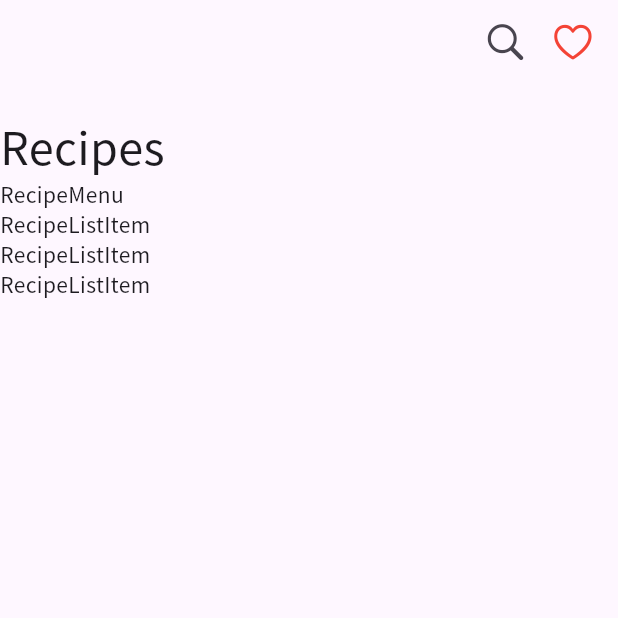
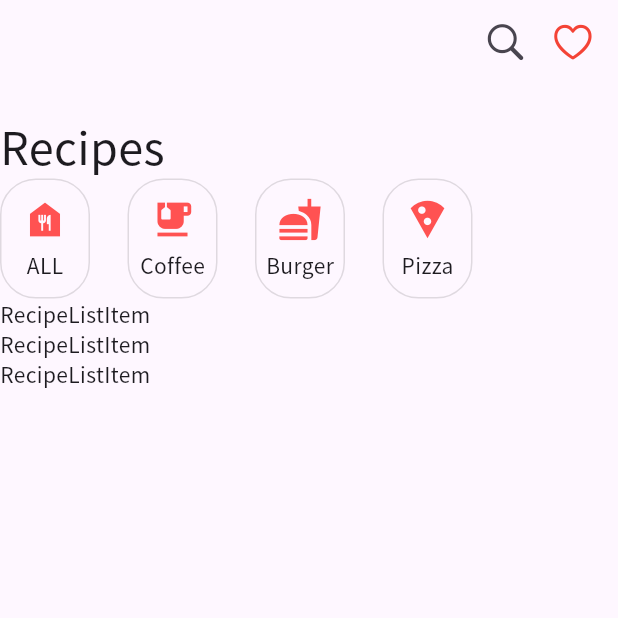
Before and after one commit to hippieperm/flutter_recipe_app, a Flutter app: the screen it shows after launch, on a phone screen of 412 x 824 dp, the top half of it. Run offline on Flutter 3.47's test engine with Material 3 defaults, Android fonts, the phone set to English and light mode, and no system bars.

Commit message:
레시피 메뉴 위젯 수정: RecipeMenu 클래스의 레이아웃을 변경하여 메뉴 아이템을 가로로 나열하고, 각 아이템에 아이콘과 텍스트를 추가함

```diff
--- a/lib/recipe_menu.dart
+++ b/lib/recipe_menu.dart
@@ -5,6 +5,39 @@ class RecipeMenu extends StatelessWidget {
 
   @override
   Widget build(BuildContext context) {
-    return Text('RecipeMenu');
+    return Row(
+      children: [
+        menuItem(Icons.food_bank, 'ALL'),
+        SizedBox(width: 25),
+        menuItem(Icons.emoji_food_beverage, 'Coffee'),
+        SizedBox(width: 25),
+        menuItem(Icons.fastfood, 'Burger'),
+        SizedBox(width: 25),
+        menuItem(Icons.local_pizza, 'Pizza'),
+      ],
+    );
+  }
+
+  Container menuItem(IconData icon, String text) {
+    return Container(
+      width: 60,
+      height: 80,
+      decoration: BoxDecoration(
+        border: Border.all(color: Colors.black12),
+        borderRadius: BorderRadius.circular(24),
+      ),
+      child: Column(
+        mainAxisAlignment: MainAxisAlignment.center,
+        children: [
+          Icon(
+            icon,
+            size: 30,
+            color: Colors.redAccent,
+          ),
+          SizedBox(height: 5),
+          Text(text)
+        ],
+      ),
+    );
   }
 }
```
